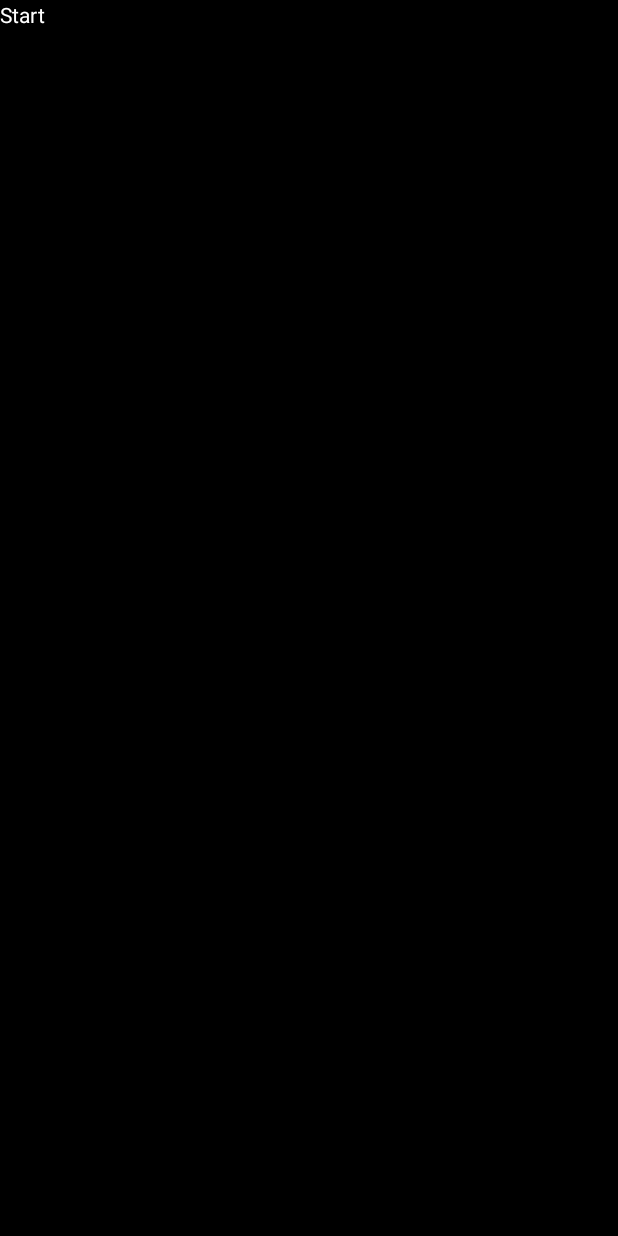
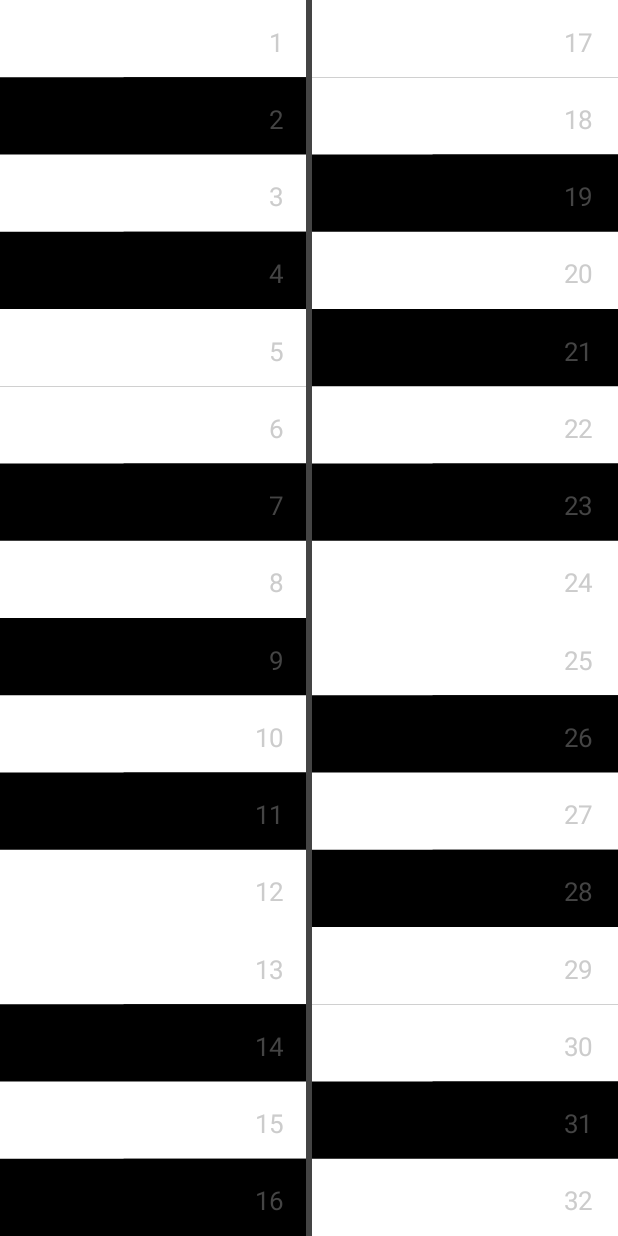
Before and after one commit to mengzk/mu-studio, an Android app: the screen it shows after launch (MainActivity), on a phone screen of 412 x 824 dp. Before the commit the screen is almost empty. Run offline under Robolectric (Android 15) with nearby library versions, the phone set to English and light mode, and no system bars; pictures from the network do not load.

Commit message:
修改代码

```diff
--- a/app/src/main/java/com/mon/mustudio/MainActivity.kt
+++ b/app/src/main/java/com/mon/mustudio/MainActivity.kt
@@ -38,10 +38,10 @@ class MainActivity : AppCompatActivity() {
                         or WindowManager.LayoutParams.FLAG_KEEP_SCREEN_ON
                 )
 
-        findViewById<View>(R.id.circles_view).setOnClickListener {
-            val intent = Intent(this, RecordActivity::class.java)
-            startActivity(intent)
-        }
+//        findViewById<View>(R.id.circles_view).setOnClickListener {
+//            val intent = Intent(this, RecordActivity::class.java)
+//            startActivity(intent)
+//        }
     }
 
     @SuppressLint("ClickableViewAccessibility")
--- a/app/src/main/res/layout/activity_main.xml
+++ b/app/src/main/res/layout/activity_main.xml
@@ -11,16 +11,16 @@
 <!--        android:layout_height="match_parent"-->
 <!--        android:id="@+id/circles_view" />-->
 
-<!--    <com.mon.mustudio.widget.MuKeyView-->
-<!--        android:layout_width="match_parent"-->
-<!--        android:layout_height="match_parent"-->
-<!--        android:id="@+id/circles_view" />-->
+    <com.mon.mustudio.widget.MuKeyView
+        android:layout_width="match_parent"
+        android:layout_height="match_parent"
+        android:id="@+id/circles_view" />
 
-    <TextView
-        android:layout_width="wrap_content"
-        android:layout_height="wrap_content"
-        android:textColor="@color/white"
-        android:text="Start"
-        android:id="@+id/circles_view"/>
+<!--    <TextView-->
+<!--        android:layout_width="wrap_content"-->
+<!--        android:layout_height="wrap_content"-->
+<!--        android:textColor="@color/white"-->
+<!--        android:text="Start"-->
+<!--        android:id="@+id/circles_view"/>-->
 
 </androidx.constraintlayout.widget.ConstraintLayout>
```
